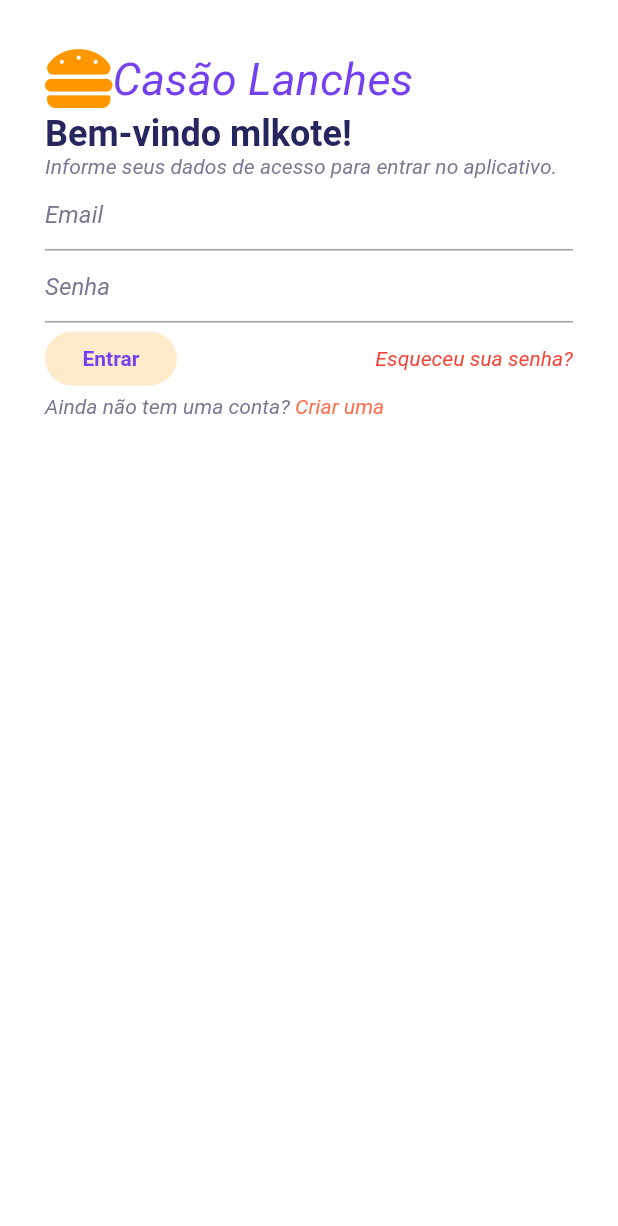
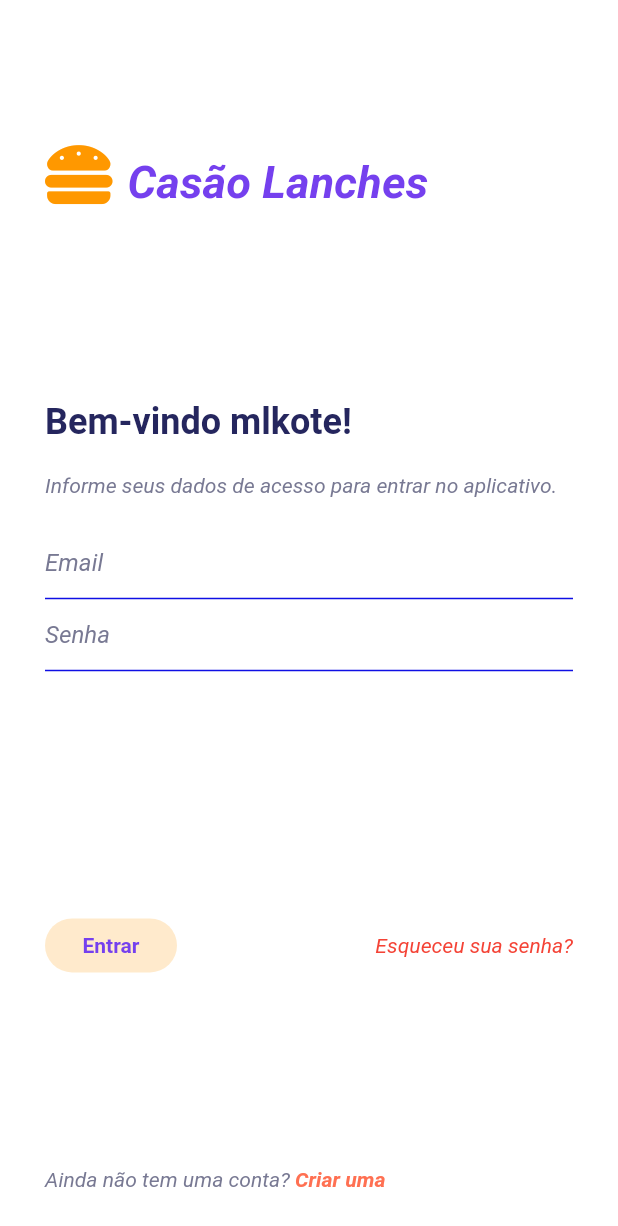
Before and after one commit to joaop-aguiar/delivery, a Flutter app: the screen it shows after launch, on a phone screen of 412 x 824 dp. Shown: the top 1226 px of the screen. Run offline on Flutter 3.47's test engine with Material 2 defaults, Android fonts, the phone set to English and light mode, and no system bars; our stand-ins replace font_awesome_flutter, get, google_fonts; Roboto replaces fonts that are missing (Cantarell).

Commit message:
create a layout state

```diff
--- /dev/null
+++ b/lib/model/layout.dart
@@ -0,0 +1,18 @@
+import 'package:flutter/cupertino.dart';
+import 'package:flutter/material.dart';
+
+class Layout {
+  static Widget render({
+    Widget content,
+    Widget fab,
+  }) {
+    return Scaffold(
+      backgroundColor: Colors.white,
+      body: SafeArea(
+        minimum: const EdgeInsets.all(30),
+        child: content,
+      ),
+      floatingActionButton: fab,
+    );
+  }
+}
--- a/lib/screens/login.dart
+++ b/lib/screens/login.dart
@@ -1,52 +1,62 @@
-import 'dart:math';
-
+import 'package:delivery/model/layout.dart';
 import 'package:flutter/cupertino.dart';
 import 'package:flutter/material.dart';
 import 'package:font_awesome_flutter/font_awesome_flutter.dart';
 
 class LoginPage extends StatelessWidget {
   @override
-  Widget build(BuildContext context){
-    return Scaffold(
-      backgroundColor: Colors.white,
-      body: SafeArea(
-        minimum: const EdgeInsets.all(30),
-        child: Column(
+  Widget build(BuildContext context) {
+    return Layout.render(
+      content: Column(
           mainAxisSize: MainAxisSize.max,
           crossAxisAlignment: CrossAxisAlignment.start,
           children: [
-            Row(
-
+            Expanded(
+              flex: 1,
+              child: Row(
+                crossAxisAlignment: CrossAxisAlignment.end,
                 children: [
                   Icon(
                     FontAwesomeIcons.hamburger,
                     color: Color(0xFFFF9800),
                     size: 45,
-
                   ),
-                Text('Casão Lanches', style: TextStyle(
+                  SizedBox(width: 10),
+                  Text(
+                    'Casão Lanches',
+                    style: TextStyle(
                       fontSize: 30,
                       fontStyle: FontStyle.italic,
                       color: Color(0xFF7540EE),
-
+                      fontWeight: FontWeight.bold,
                     ),
                   )
                 ],
               ),
+            ),
+            Expanded(
+              flex: 4,
+              child: Column(
+                crossAxisAlignment: CrossAxisAlignment.start,
+                mainAxisAlignment: MainAxisAlignment.center,
+                children: [
                   Text(
                     'Bem-vindo mlkote!',
                     style: TextStyle(
                       color: Color(0xFF25265E),
                       fontSize: 24,
                       fontWeight: FontWeight.bold,
-
-              ),),
+                    ),
+                  ),
+                  SizedBox(height: 20),
                   Text(
                     'Informe seus dados de acesso para entrar no aplicativo.',
                     style: TextStyle(
                       color: Color(0xFF787993),
                       fontStyle: FontStyle.italic,
-              ),),
+                    ),
+                  ),
+                  SizedBox(height: 20),
                   TextFormField(
                     decoration: InputDecoration(
                         hintText: 'Email',
@@ -54,7 +64,14 @@ class LoginPage extends StatelessWidget {
                           fontSize: 16,
                           color: Color(0xFF787993),
                           fontStyle: FontStyle.italic,
-                  )),
+                        ),
+                        enabledBorder: UnderlineInputBorder(
+                          borderSide: BorderSide(
+                            color: Color(0xFF0F0FE4),
+                          ),
+                        ),
+                        focusedBorder: UnderlineInputBorder(
+                            borderSide: BorderSide(color: Color(0xFF787993)))),
                   ),
                   TextFormField(
                     decoration: InputDecoration(
@@ -63,53 +80,72 @@ class LoginPage extends StatelessWidget {
                           fontSize: 16,
                           color: Color(0xFF787993),
                           fontStyle: FontStyle.italic,
-                  )),
                         ),
-              Row(
+                        enabledBorder: UnderlineInputBorder(
+                          borderSide: BorderSide(
+                            color: Color(0xFF0F0FE4),
+                          ),
+                        ),
+                        focusedBorder: UnderlineInputBorder(
+                            borderSide: BorderSide(color: Color(0xFF787993)))),
+                  ),
+                ],
+              ),
+            ),
+            Expanded(
+              flex: 1,
+              child: Row(
+                crossAxisAlignment: CrossAxisAlignment.center,
                 mainAxisAlignment: MainAxisAlignment.spaceBetween,
                 children: [
-                  FlatButton(onPressed: () => null,
-                  child: Text('Entrar', style: TextStyle(
+                  FlatButton(
+                    onPressed: () => null,
+                    child: Text(
+                      'Entrar',
+                      style: TextStyle(
                         color: Color(0xFF7540EE),
                         fontWeight: FontWeight.bold,
-
-                  ),),
+                      ),
+                    ),
                     color: Color(0xFFFF9800).withOpacity(.2),
                     shape: RoundedRectangleBorder(
                       borderRadius: BorderRadius.circular(25),
                     ),
-
                   ),
                   Text(
                     'Esqueceu sua senha?',
                     style: TextStyle(
                       color: Color(0xFFF44336),
                       fontStyle: FontStyle.italic,
-
                     ),
                   )
-
                 ],
               ),
-            Row(
+            ),
+            Expanded(
+              flex: 1,
+              child: Row(
+                crossAxisAlignment: CrossAxisAlignment.end,
                 children: [
                   Text(
                     'Ainda não tem uma conta? ',
                     style: TextStyle(
                       color: Color(0xFF787993),
                       fontStyle: FontStyle.italic,
-              ),),
+                    ),
+                  ),
                   Text(
                     'Criar uma',
                     style: TextStyle(
                       color: Color(0xFFFF7052),
                       fontStyle: FontStyle.italic,
-              ),),
-            ],)
-          ]
+                      fontWeight: FontWeight.bold,
                     ),
                   ),
+                ],
+              ),
+            )
+          ]),
     );
-
   }
 }
```
Lines whose indentation alone changed are shown as unchanged.
